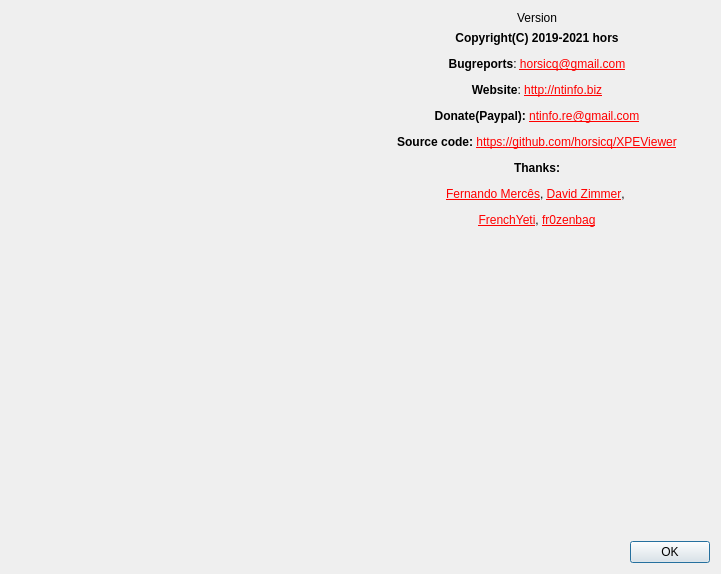
horsicq/XPEViewer, file gui_source/dialogabout.ui: the form before one commit.
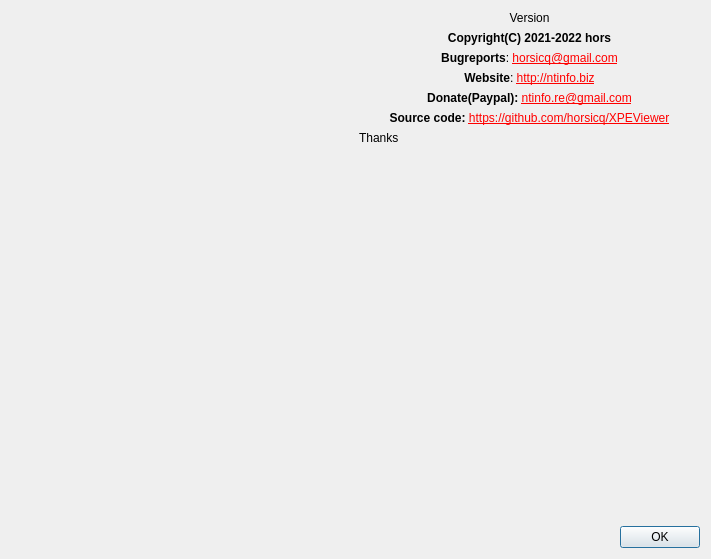
The form after the commit. Icons and pictures are not drawn.

```diff
--- a/gui_source/dialogabout.ui
+++ b/gui_source/dialogabout.ui
@@ -9,8 +9,8 @@
    <rect>
     <x>0</x>
     <y>0</y>
-    <width>721</width>
-    <height>574</height>
+    <width>711</width>
+    <height>559</height>
    </rect>
   </property>
   <property name="windowTitle">
@@ -19,7 +19,7 @@
   <property name="modal">
    <bool>true</bool>
   </property>
-  <layout class="QVBoxLayout" name="verticalLayout_2">
+  <layout class="QVBoxLayout" name="verticalLayout">
    <item>
     <layout class="QHBoxLayout" name="horizontalLayout_2">
      <item>
@@ -42,7 +42,7 @@
       </widget>
      </item>
      <item>
-      <layout class="QVBoxLayout" name="verticalLayout">
+      <layout class="QVBoxLayout" name="verticalLayout_2">
        <item>
         <widget class="QLabel" name="labelVersion">
          <property name="text">
@@ -54,9 +54,59 @@
         </widget>
        </item>
        <item>
-        <widget class="QLabel" name="labelInfo">
+        <widget class="QLabel" name="labelCopyright">
          <property name="text">
-          <string notr="true">&lt;html&gt;&lt;head/&gt;&lt;body&gt;&lt;p align=&quot;center&quot;&gt;&lt;span style=&quot; font-weight:600;&quot;&gt;Copyright(C) 2019-2021 hors&lt;/span&gt;&lt;/p&gt;&lt;p align=&quot;center&quot;&gt;&lt;span style=&quot; font-weight:600;&quot;&gt;Bugreports&lt;/span&gt;: &lt;a href=&quot;mailto:horsicq@gmail.com&quot;&gt;&lt;span style=&quot; text-decoration: underline; color:#ff0000;&quot;&gt;horsicq@gmail.com&lt;/span&gt;&lt;/a&gt;&lt;/p&gt;&lt;p align=&quot;center&quot;&gt;&lt;span style=&quot; font-weight:600;&quot;&gt;Website&lt;/span&gt;: &lt;a href=&quot;http://ntinfo.biz&quot;&gt;&lt;span style=&quot; text-decoration: underline; color:#ff0000;&quot;&gt;http://ntinfo.biz&lt;/span&gt;&lt;/a&gt;&lt;/p&gt;&lt;p align=&quot;center&quot;&gt;&lt;span style=&quot; font-weight:600;&quot;&gt;Donate(Paypal): &lt;/span&gt;&lt;a href=&quot;mailto:ntinfo.re@gmail.com&quot;&gt;&lt;span style=&quot; text-decoration: underline; color:#ff0000;&quot;&gt;ntinfo.re@gmail.com&lt;/span&gt;&lt;/a&gt;&lt;/p&gt;&lt;p align=&quot;center&quot;&gt;&lt;span style=&quot; font-weight:600;&quot;&gt;Source code: &lt;/span&gt;&lt;a href=&quot;https://github.com/horsicq/XPEViewer&quot;&gt;&lt;span style=&quot; text-decoration: underline; color:#ff0000;&quot;&gt;https://github.com/horsicq/XPEViewer&lt;/span&gt;&lt;/a&gt;&lt;/p&gt;&lt;p align=&quot;center&quot;&gt;&lt;span style=&quot; font-weight:600;&quot;&gt;Thanks:&lt;/span&gt;&lt;/p&gt;&lt;p align=&quot;center&quot;&gt;&lt;a href=&quot;https://www.mentebinaria.com.br/&quot;&gt;&lt;span style=&quot; text-decoration: underline; color:#ff0000;&quot;&gt;Fernando Mercês&lt;/span&gt;&lt;/a&gt;, &lt;a href=&quot;http://sandsprite.com/&quot;&gt;&lt;span style=&quot; text-decoration: underline; color:#ff0000;&quot;&gt;David Zimmer&lt;/span&gt;&lt;/a&gt;, &lt;/p&gt;&lt;p align=&quot;center&quot;&gt;&lt;a href=&quot;https://twitter.com/frenchyeti&quot;&gt;&lt;span style=&quot; text-decoration: underline; color:#ff0000;&quot;&gt;FrenchYeti&lt;/span&gt;&lt;/a&gt;, &lt;a href=&quot;https://github.com/fr0zenbag&quot;&gt;&lt;span style=&quot; text-decoration: underline; color:#ff0000;&quot;&gt;fr0zenbag&lt;/span&gt;&lt;/a&gt;&lt;/p&gt;&lt;/body&gt;&lt;/html&gt;</string>
+          <string notr="true">&lt;html&gt;&lt;head/&gt;&lt;body&gt;&lt;p&gt;&lt;span style=&quot; font-weight:700;&quot;&gt;Copyright(C) 2021-2022 hors&lt;/span&gt;&lt;/p&gt;&lt;/body&gt;&lt;/html&gt;</string>
+         </property>
+         <property name="alignment">
+          <set>Qt::AlignCenter</set>
+         </property>
+        </widget>
+       </item>
+       <item>
+        <widget class="QLabel" name="labelBugreports">
+         <property name="text">
+          <string notr="true">&lt;html&gt;&lt;head/&gt;&lt;body&gt;&lt;p&gt;&lt;span style=&quot; font-weight:600;&quot;&gt;Bugreports&lt;/span&gt;: &lt;a href=&quot;mailto:horsicq@gmail.com&quot;&gt;&lt;span style=&quot; text-decoration: underline; color:#ff0000;&quot;&gt;horsicq@gmail.com&lt;/span&gt;&lt;/a&gt;&lt;/p&gt;&lt;/body&gt;&lt;/html&gt;</string>
+         </property>
+         <property name="alignment">
+          <set>Qt::AlignCenter</set>
+         </property>
+        </widget>
+       </item>
+       <item>
+        <widget class="QLabel" name="labelWebsite">
+         <property name="text">
+          <string notr="true">&lt;html&gt;&lt;head/&gt;&lt;body&gt;&lt;p&gt;&lt;span style=&quot; font-weight:600;&quot;&gt;Website&lt;/span&gt;: &lt;a href=&quot;http://ntinfo.biz&quot;&gt;&lt;span style=&quot; text-decoration: underline; color:#ff0000;&quot;&gt;http://ntinfo.biz&lt;/span&gt;&lt;/a&gt;&lt;/p&gt;&lt;/body&gt;&lt;/html&gt;</string>
+         </property>
+         <property name="alignment">
+          <set>Qt::AlignCenter</set>
+         </property>
+        </widget>
+       </item>
+       <item>
+        <widget class="QLabel" name="labelDonate">
+         <property name="text">
+          <string notr="true">&lt;html&gt;&lt;head/&gt;&lt;body&gt;&lt;p&gt;&lt;span style=&quot; font-weight:600;&quot;&gt;Donate(Paypal): &lt;/span&gt;&lt;a href=&quot;mailto:ntinfo.re@gmail.com&quot;&gt;&lt;span style=&quot; text-decoration: underline; color:#ff0000;&quot;&gt;ntinfo.re@gmail.com&lt;/span&gt;&lt;/a&gt;&lt;/p&gt;&lt;/body&gt;&lt;/html&gt;</string>
+         </property>
+         <property name="alignment">
+          <set>Qt::AlignCenter</set>
+         </property>
+        </widget>
+       </item>
+       <item>
+        <widget class="QLabel" name="labelSourceCode">
+         <property name="text">
+          <string notr="true">&lt;html&gt;&lt;head/&gt;&lt;body&gt;&lt;p&gt;&lt;span style=&quot; font-weight:600;&quot;&gt;Source code: &lt;/span&gt;&lt;a href=&quot;https://github.com/horsicq/XPEViewer&quot;&gt;&lt;span style=&quot; text-decoration: underline; color:#ff0000;&quot;&gt;https://github.com/horsicq/XPEViewer&lt;/span&gt;&lt;/a&gt;&lt;/p&gt;&lt;/body&gt;&lt;/html&gt;</string>
+         </property>
+         <property name="alignment">
+          <set>Qt::AlignCenter</set>
+         </property>
+        </widget>
+       </item>
+       <item>
+        <widget class="QLabel" name="labelThanks">
+         <property name="text">
+          <string notr="true">Thanks</string>
          </property>
          <property name="textFormat">
           <enum>Qt::AutoText</enum>
@@ -67,7 +117,7 @@
         </widget>
        </item>
        <item>
-        <spacer name="verticalSpacer">
+        <spacer name="verticalSpacer_3">
          <property name="orientation">
           <enum>Qt::Vertical</enum>
          </property>
```
